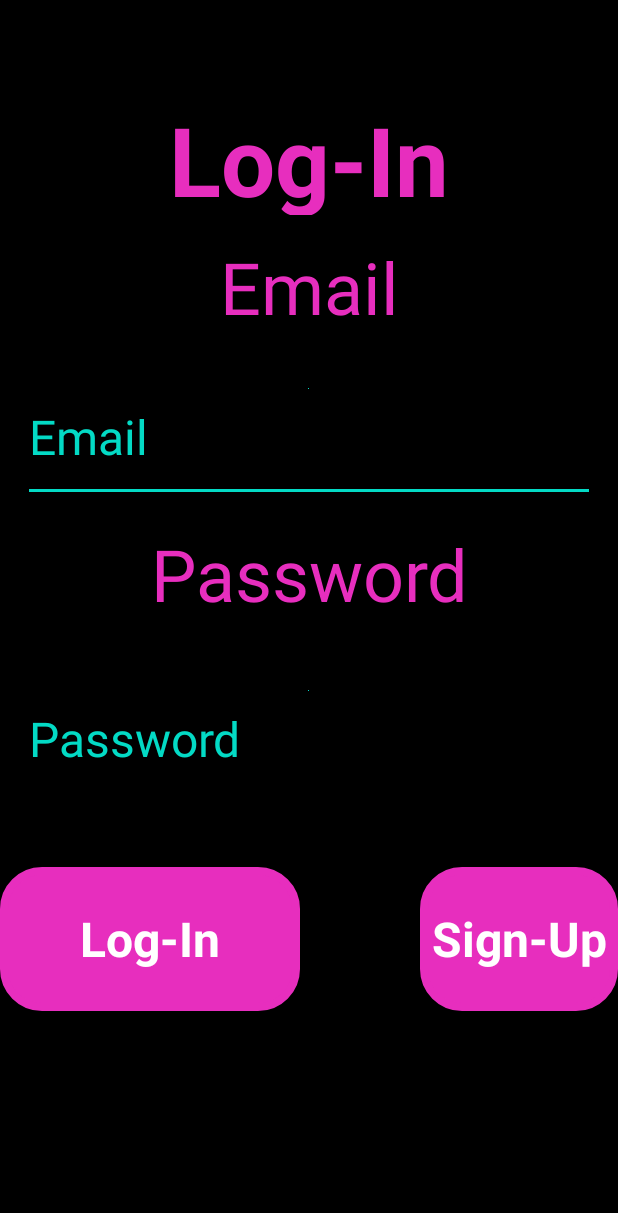
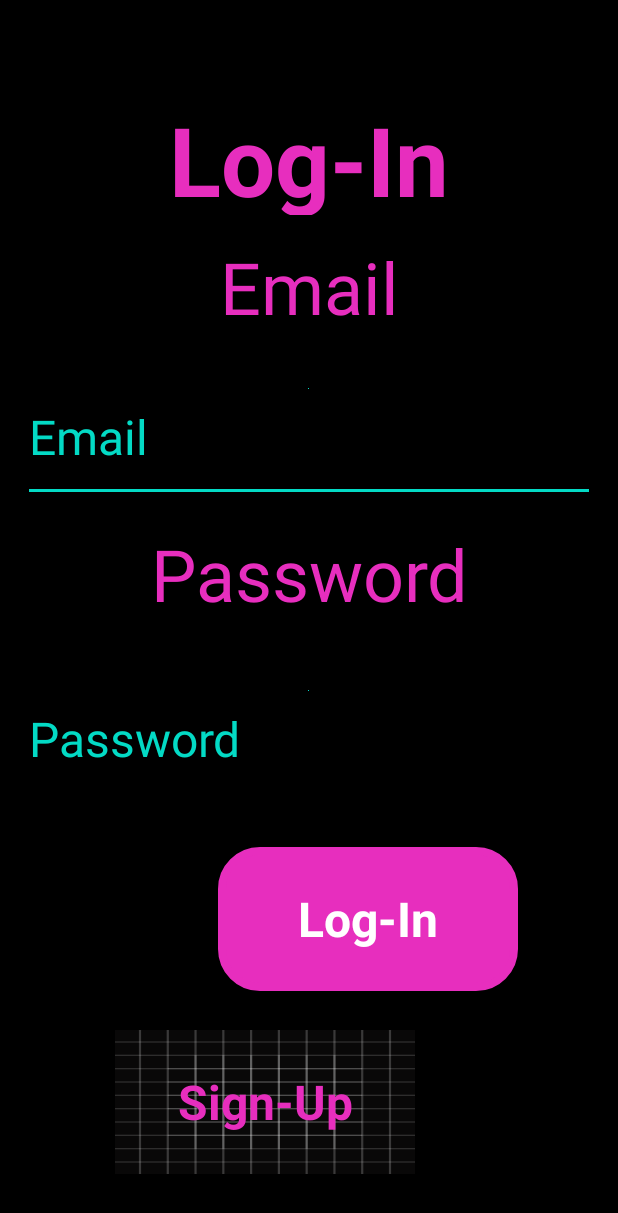
Before and after one commit to Dr-Thom/VARA-Platform, an Android app: the screen it shows after launch (LoginActivity), on a phone screen of 412 x 824 dp. Shown: the top 1213 px of the screen. Run offline under Robolectric (Android 15) with nearby library versions, the phone set to English and light mode, and no system bars.

```diff
--- a/VARA/app/src/main/res/layout-port/activity_login.xml
+++ b/VARA/app/src/main/res/layout-port/activity_login.xml
@@ -118,12 +118,13 @@
 
     <Button
         android:id = "@+id/signupButton"
-        style = "@style/VaraPortraitTheme"
+        style = "@style/SignUpButtonTheme"
         android:layout_alignParentEnd = "true"
         android:layout_alignParentBottom = "true"
-        android:layout_marginStart = "80dp"
-        android:layout_marginBottom = "150dp"
-        android:layout_toEndOf = "@+id/loginButton"
+        android:layout_centerHorizontal = "true"
+        android:layout_marginEnd = "135dp"
+        android:layout_marginBottom = "41dp"
+        android:background = "@drawable/logo_background"
         android:text = "@string/label_sign_up" />
 
     <Button
@@ -131,7 +132,9 @@
         style = "@style/VaraPortraitTheme"
         android:layout_alignParentStart = "true"
         android:layout_alignParentBottom = "true"
-        android:layout_marginBottom = "150dp"
+        android:layout_centerHorizontal = "true"
+        android:layout_marginStart = "145dp"
+        android:layout_marginBottom = "163dp"
         android:text = "@string/label_login" />
 
 </RelativeLayout>
--- a/VARA/app/src/main/res/layout/activity_login.xml
+++ b/VARA/app/src/main/res/layout/activity_login.xml
@@ -94,10 +94,8 @@
         style = "@style/VaraTheme"
         android:layout_alignParentStart = "true"
         android:layout_alignParentBottom = "true"
-        android:layout_marginStart = "300dp"
-        android:layout_marginEnd = "80dp"
-        android:layout_marginBottom = "100dp"
-        android:layout_toStartOf = "@+id/signupButton"
+        android:layout_marginStart = "450dp"
+        android:layout_marginBottom = "140dp"
         android:background = "@drawable/custom_rounded_corners"
         android:text = "@string/label_login" />
 
@@ -117,12 +115,12 @@
 
     <Button
         android:id = "@+id/signupButton"
-        style = "@style/VaraTheme"
-        android:layout_alignParentEnd = "true"
+        style = "@style/SignUpButtonTheme"
+        android:layout_alignParentStart = "true"
         android:layout_alignParentBottom = "true"
-        android:layout_marginEnd = "300dp"
-        android:layout_marginBottom = "100dp"
-        android:background = "@drawable/custom_rounded_corners"
+        android:layout_marginStart = "500dp"
+        android:layout_marginBottom = "22dp"
+        android:background = "@drawable/logo_background"
         android:text = "@string/label_sign_up" />
 
 </RelativeLayout>
--- a/VARA/app/src/main/res/layout/activity_logo.xml
+++ b/VARA/app/src/main/res/layout/activity_logo.xml
@@ -66,7 +66,8 @@
         android:layout_marginStart="140dp"
         android:layout_marginBottom="128dp"
         android:text="@string/label_SignOff"
-        android:textAlignment="center" />
+        android:textAlignment="center"
+        android:visibility="gone"/>
 
     <Button
         android:id="@+id/adminButton"
@@ -75,6 +76,7 @@
         android:layout_alignParentBottom="true"
         android:layout_marginEnd="140dp"
         android:layout_marginBottom="128dp"
-        android:text="@string/label_admin" />
+        android:text="@string/label_admin"
+        android:visibility="gone"/>
 
 </RelativeLayout>
--- a/VARA/app/src/main/res/values/styles.xml
+++ b/VARA/app/src/main/res/values/styles.xml
@@ -25,4 +25,12 @@
         <item name="android:background">@drawable/custom_rounded_corners</item>
     </style>
 
+    <style name="SignUpButtonTheme" parent="Theme.AppCompat.Light.DarkActionBar">
+        <!-- Customize your theme here. -->
+        <item name="android:textSize">32sp</item>
+        <item name="android:textStyle">bold</item>
+        <item name="android:textColor">@color/colorPink</item>
+        <item name="android:layout_width">200dp</item>
+        <item name="android:layout_height">96dp</item>
+    </style>
 </resources>
```
Also changed, not shown: VARA/app/src/main/res/layout-port/activity_logo.xml (+6 -4 lines).
